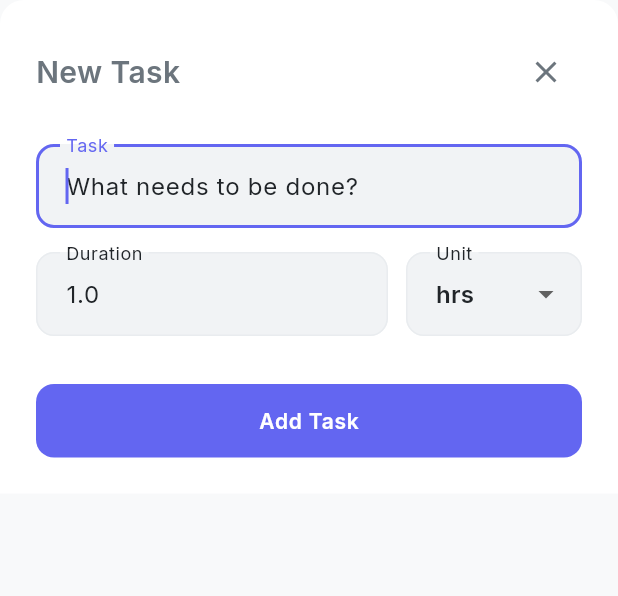
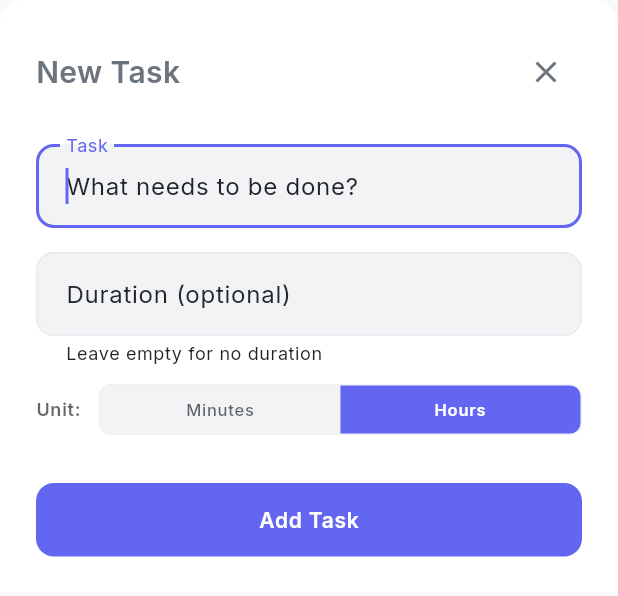
Before and after one commit to gs-deliverists-io/daily-champ, a Flutter app: the TaskSheet widget shown alone on an empty page, opened directly with empty values, on a phone screen of 412 x 824 dp. Shown: the top 596 px of the screen. Run offline on Flutter 3.47's test engine with Material 3 defaults, Android fonts, the phone set to English and light mode, and no system bars; our stand-ins replace fl_chart, flutter_markdown_plus, flutter_slidable, google_fonts, shared_preferences, table_calendar and 1 more; accounts and stored records are empty.

Commit message:
Improve UX: consistent task UI, optional duration, and navigation fixes
- Make task duration optional (default 0.0 instead of 1.0h)
- Only show duration suffix when > 0 in markdown output
- Unify add/edit task UI with segmented button for units
- Fix 'Today' bottom nav to reset date when tapped while viewing other days
- Add comprehensive debug logging for template auto-apply
- Verify template exists and was applied successfully before confirming
- Add helpful error messages when template is missing

```diff
--- a/lib/models/task.dart
+++ b/lib/models/task.dart
@@ -12,7 +12,7 @@ class Task {
   Task({
     String? id,
     required this.title,
-    this.estimatedHours = 1.0,
+    this.estimatedHours = 0.0,
     this.isCompleted = false,
     this.completedAt,
     DateTime? createdAt,
--- a/lib/screens/task_sheet.dart
+++ b/lib/screens/task_sheet.dart
@@ -32,8 +32,12 @@ class _TaskSheetState extends State<TaskSheet> {
     _titleController = TextEditingController(text: widget.task?.title ?? '');
 
     // Initialize time value and unit based on existing task
-    final hours = widget.task?.estimatedHours ?? 1.0;
-    if (hours < 1.0) {
+    final hours = widget.task?.estimatedHours ?? 0.0;
+    if (hours == 0.0) {
+      // No duration set, leave empty (will show default hint)
+      _selectedTimeUnit = TimeUnit.hours;
+      _timeController = TextEditingController(text: '');
+    } else if (hours < 1.0) {
       // Less than 1 hour, show as minutes
       _selectedTimeUnit = TimeUnit.minutes;
       _timeController = TextEditingController(
@@ -58,7 +62,11 @@ class _TaskSheetState extends State<TaskSheet> {
   void _save() {
     if (_formKey.currentState!.validate()) {
       final title = _titleController.text.trim();
-      final timeValue = double.tryParse(_timeController.text) ?? 1.0;
+
+      // Duration is optional - if empty, use 0.0
+      final timeText = _timeController.text.trim();
+      final timeValue =
+          timeText.isEmpty ? 0.0 : (double.tryParse(timeText) ?? 0.0);
 
       // Convert to hours based on selected unit
       final hours = _selectedTimeUnit == TimeUnit.hours
@@ -131,63 +139,45 @@ class _TaskSheetState extends State<TaskSheet> {
 
             const SizedBox(height: AppTheme.space16),
 
-            // Time input with unit selector
-            Row(
-              crossAxisAlignment: CrossAxisAlignment.start,
-              children: [
-                // Time value input
-                Expanded(
-                  flex: 2,
-                  child: TextFormField(
+            // Duration input field
+            TextFormField(
               controller: _timeController,
               decoration: InputDecoration(
-                      labelText: 'Duration',
-                      hintText:
-                          _selectedTimeUnit == TimeUnit.hours ? '1' : '30',
+                labelText: 'Duration (optional)',
+                hintText: _selectedTimeUnit == TimeUnit.hours ? '1' : '30',
+                helperText: 'Leave empty for no duration',
               ),
               keyboardType:
                   const TextInputType.numberWithOptions(decimal: true),
               textInputAction: TextInputAction.done,
               onFieldSubmitted: (_) => _save(),
               validator: (value) {
+                // Allow empty for optional duration
                 if (value == null || value.trim().isEmpty) {
-                        return 'Required';
+                  return null;
                 }
                 final time = double.tryParse(value);
                 if (time == null || time <= 0) {
-                        return 'Invalid';
+                  return 'Must be a positive number';
                 }
                 return null;
               },
             ),
+
+            const SizedBox(height: AppTheme.space12),
+
+            // Unit selector (segmented button style - consistent with AddItemSheet)
+            Row(
+              children: [
+                Text(
+                  'Unit:',
+                  style: theme.textTheme.labelMedium?.copyWith(
+                    color: theme.colorScheme.onSurface.withValues(alpha: 0.7),
+                  ),
                 ),
                 const SizedBox(width: AppTheme.space12),
-                // Unit selector dropdown
                 Expanded(
-                  flex: 1,
-                  child: DropdownButtonFormField<TimeUnit>(
-                    value: _selectedTimeUnit,
-                    decoration: const InputDecoration(
-                      labelText: 'Unit',
-                    ),
-                    items: const [
-                      DropdownMenuItem(
-                        value: TimeUnit.minutes,
-                        child: Text('min'),
-                      ),
-                      DropdownMenuItem(
-                        value: TimeUnit.hours,
-                        child: Text('hrs'),
-                      ),
-                    ],
-                    onChanged: (TimeUnit? newValue) {
-                      if (newValue != null) {
-                        setState(() {
-                          _selectedTimeUnit = newValue;
-                        });
-                      }
-                    },
-                  ),
+                  child: _buildUnitSelector(theme, theme.colorScheme),
                 ),
               ],
             ),
@@ -204,4 +194,79 @@ class _TaskSheetState extends State<TaskSheet> {
       ),
     );
   }
+
+  /// Build unit selector with segmented button style (consistent with AddItemSheet)
+  Widget _buildUnitSelector(ThemeData theme, ColorScheme colorScheme) {
+    return Container(
+      decoration: BoxDecoration(
+        color: colorScheme.surfaceContainerHighest,
+        borderRadius: BorderRadius.circular(AppTheme.radiusSmall),
+        border: Border.all(
+          color: colorScheme.outline.withValues(alpha: 0.3),
+        ),
+      ),
+      child: Row(
+        children: [
+          _buildUnitOption(
+            theme: theme,
+            colorScheme: colorScheme,
+            unit: TimeUnit.minutes,
+            label: 'Minutes',
+            isFirst: true,
+          ),
+          _buildUnitOption(
+            theme: theme,
+            colorScheme: colorScheme,
+            unit: TimeUnit.hours,
+            label: 'Hours',
+            isLast: true,
+          ),
+        ],
+      ),
+    );
   }
+
+  /// Build individual unit option button
+  Widget _buildUnitOption({
+    required ThemeData theme,
+    required ColorScheme colorScheme,
+    required TimeUnit unit,
+    required String label,
+    bool isFirst = false,
+    bool isLast = false,
+  }) {
+    final isSelected = _selectedTimeUnit == unit;
+
+    return Expanded(
+      child: GestureDetector(
+        onTap: () => setState(() => _selectedTimeUnit = unit),
+        child: Container(
+          padding: const EdgeInsets.symmetric(
+            vertical: AppTheme.space8,
+          ),
+          decoration: BoxDecoration(
+            color: isSelected ? colorScheme.primary : Colors.transparent,
+            borderRadius: BorderRadius.horizontal(
+              left: isFirst
+                  ? const Radius.circular(AppTheme.radiusSmall - 1)
+                  : Radius.zero,
+              right: isLast
+                  ? const Radius.circular(AppTheme.radiusSmall - 1)
+                  : Radius.zero,
+            ),
+          ),
+          child: Text(
+            label,
+            textAlign: TextAlign.center,
+            style: theme.textTheme.labelSmall?.copyWith(
+              color: isSelected
+                  ? colorScheme.onPrimary
+                  : colorScheme.onSurface.withValues(alpha: 0.7),
+              fontWeight: isSelected ? FontWeight.w600 : FontWeight.w500,
+            ),
+          ),
+        ),
+      ),
+    );
+  }
+}
--- a/lib/screens/today_screen.dart
+++ b/lib/screens/today_screen.dart
@@ -21,7 +21,11 @@ class TodayScreen extends StatefulWidget {
   final DateTime? initialDate;
   final VoidCallback? onNavigateToSettings;
 
-  const TodayScreen({super.key, this.initialDate, this.onNavigateToSettings});
+  const TodayScreen({
+    super.key,
+    this.initialDate,
+    this.onNavigateToSettings,
+  });
 
   @override
   State<TodayScreen> createState() => _TodayScreenState();
@@ -34,6 +38,17 @@ class _TodayScreenState extends State<TodayScreen> {
   void initState() {
     super.initState();
     _selectedDate = widget.initialDate ?? DateTime.now();
+  }
+
+  /// Reset the selected date to today
+  void resetToToday() {
+    final now = DateTime.now();
+    final today = DateTime(now.year, now.month, now.day);
+    if (_selectedDate != today) {
+      setState(() {
+        _selectedDate = today;
+      });
+    }
   }
 
   /// Navigate to previous or next day
@@ -230,13 +245,13 @@ class _TodayScreenState extends State<TodayScreen> {
           bool success = true;
 
           if (type == ItemType.task) {
-            // Add as task with estimated hours
+            // Add as task with estimated hours (0.0 if not provided)
             success = await provider.addItemToSection(
               _selectedDate,
               sectionName,
               content,
               isTask: true,
-              estimatedHours: hours ?? 1.0,
+              estimatedHours: hours ?? 0.0,
             );
           } else {
             // Add as note or text (both stored the same way)
@@ -625,25 +640,32 @@ class _TodayScreenState extends State<TodayScreen> {
                               horizontal: AppTheme.space24,
                               vertical: AppTheme.space12,
                             ),
-                            child: TextButton.icon(
+                            child: OutlinedButton.icon(
                               onPressed: _showAddSectionDialog,
                               icon: Icon(
-                                Icons.add,
-                                size: 18,
-                                color: colorScheme.onSurface
-                                    .withValues(alpha: 0.6),
+                                Icons.add_box_outlined,
+                                size: 20,
+                                color: colorScheme.primary,
                               ),
                               label: Text(
                                 'Add section',
                                 style: theme.textTheme.labelLarge?.copyWith(
-                                  color: colorScheme.onSurface
-                                      .withValues(alpha: 0.6),
+                                  color: colorScheme.primary,
+                                  fontWeight: FontWeight.w600,
                                 ),
                               ),
-                              style: TextButton.styleFrom(
+                              style: OutlinedButton.styleFrom(
+                                foregroundColor: colorScheme.primary,
+                                side: BorderSide(
+                                  color: colorScheme.primary
+                                      .withValues(alpha: 0.3),
+                                  width: 2,
+                                ),
+                                backgroundColor:
+                                    colorScheme.primary.withValues(alpha: 0.05),
                                 padding: const EdgeInsets.symmetric(
-                                  vertical: AppTheme.space12,
-                                  horizontal: AppTheme.space16,
+                                  vertical: AppTheme.space16,
+                                  horizontal: AppTheme.space20,
                                 ),
                               ),
                             ),
@@ -1289,13 +1311,17 @@ class _TodayScreenState extends State<TodayScreen> {
                 );
               }),
 
-            // Inline Add button (after all items)
+            // Inline Add button (after all items) - aligned to the right
             const SizedBox(height: AppTheme.space12),
+            Row(
+              mainAxisAlignment: MainAxisAlignment.end,
+              children: [
                 OutlinedButton.icon(
                   onPressed: () => _showAddItemSheet(section.name),
                   icon: const Icon(Icons.add, size: 20),
-              label: Text(
-                  section.type == SectionType.tasks ? 'Add task' : 'Add item'),
+                  label: Text(section.type == SectionType.tasks
+                      ? 'Add task'
+                      : 'Add item'),
                   style: OutlinedButton.styleFrom(
                     foregroundColor: colorScheme.primary,
                     side: BorderSide(
@@ -1306,6 +1332,8 @@ class _TodayScreenState extends State<TodayScreen> {
                       horizontal: AppTheme.space16,
                     ),
                   ),
+                ),
+              ],
             ),
           ],
         ),
```
Also changed, not shown: lib/providers/dailychamp_provider.dart (+51 -12 lines), lib/screens/home_screen.dart (+27 -21 lines), lib/services/markdown_writer.dart (+8 -2 lines). Lines whose indentation alone changed are shown as unchanged.
